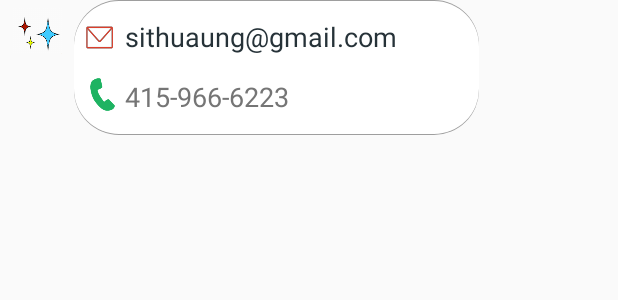
After one commit to ryrency/CMPE277-Team-Zen-ChatBOT, an Android app: the layout contact.xml on its own in the app's theme, with its tools: preview values and no code run, on a phone screen of 412 x 824 dp. The commit adds this screen. Shown: the top 300 px of the screen. Run offline under Robolectric (Android 15) with nearby library versions, the phone set to English and light mode, and no system bars; network calls fail.

Commit message:
created new view for Instructor contact that gives email address and phn no both

```diff
--- a/app/src/main/java/edu/sjsu/zen/models/Category.java
+++ b/app/src/main/java/edu/sjsu/zen/models/Category.java
@@ -14,13 +14,13 @@ public enum Category {
             Suggestion.INSTRUCTOR_OFFICE_LOCATION,Suggestion.INSTRUCTOR_NAME)),
     INSTRUCTOR_NAME(5, Arrays.asList(Suggestion.INSTRUCTOR_EMAIL,Suggestion.INSTRUCTOR_PHONE_NO,
             Suggestion.INSTRUCTOR_OFFICE_HOURS,Suggestion.INSTRUCTOR_OFFICE_LOCATION)),
-    INSTRUCTOR_CONTACT(3, Arrays.asList(Suggestion.INSTRUCTOR_NAME,Suggestion.INSTRUCTOR_PHONE_NO,
+    INSTRUCTOR_CONTACT(3, Arrays.asList(Suggestion.EMAIL_INSTRUCTOR,Suggestion.INSTRUCTOR_NAME,Suggestion.INSTRUCTOR_PHONE_NO,
             Suggestion.INSTRUCTOR_OFFICE_HOURS,Suggestion.INSTRUCTOR_OFFICE_LOCATION)),
     INSTRUCTOR_PHONE_NO(8, Arrays.asList(Suggestion.INSTRUCTOR_NAME,Suggestion.INSTRUCTOR_EMAIL,
             Suggestion.INSTRUCTOR_OFFICE_HOURS,Suggestion.INSTRUCTOR_OFFICE_LOCATION)),
-    INSTRUCTOR_OFFICE_LOCATION(7, Arrays.asList(Suggestion.INSTRUCTOR_EMAIL,Suggestion.INSTRUCTOR_PHONE_NO,
+    INSTRUCTOR_OFFICE_LOCATION(7, Arrays.asList(Suggestion.INSTRUCTOR_CONTACT,
             Suggestion.INSTRUCTOR_NAME, Suggestion.INSTRUCTOR_OFFICE_HOURS)),
-    INSTRUCTOR_OFFICE_HOURS(6, Arrays.asList(Suggestion.INSTRUCTOR_EMAIL,Suggestion.INSTRUCTOR_PHONE_NO,
+    INSTRUCTOR_OFFICE_HOURS(6, Arrays.asList(Suggestion.INSTRUCTOR_CONTACT,
             Suggestion.INSTRUCTOR_OFFICE_LOCATION)),
     COURSE_NAME(9,Arrays.asList(Suggestion.COURSE_PRE_REQUIREMENTS,
             Suggestion.CLASS_TIMINGS,Suggestion.CLASS_LOCATION,Suggestion.INSTRUCTOR_NAME,
--- /dev/null
+++ b/app/src/main/res/layout/contact.xml
@@ -0,0 +1,82 @@
+<?xml version="1.0" encoding="utf-8"?>
+<android.support.constraint.ConstraintLayout xmlns:android="http://schemas.android.com/apk/res/android"
+    android:layout_width="wrap_content"
+    android:layout_height="wrap_content"
+    xmlns:app="http://schemas.android.com/apk/res-auto"
+    >
+
+    <TextView
+        android:id="@+id/rounded_view"
+        android:layout_width="270dp"
+        android:layout_height="90dp"
+        android:layout_marginStart="8dp"
+        android:background="@drawable/button_back"
+        app:layout_constraintLeft_toRightOf="@id/chatbot_imageView"
+        app:layout_constraintTop_toTopOf="parent"
+        android:padding="16dp"/>
+
+    <ImageView
+        android:id="@+id/chatbot_imageView"
+        android:layout_width="33dp"
+        android:layout_height="41dp"
+        android:layout_marginStart="8dp"
+        android:src="@drawable/star"
+        app:layout_constraintLeft_toLeftOf="parent"
+        app:layout_constraintTop_toTopOf="parent"/>
+
+    <ImageView
+        android:id="@+id/email_icon"
+        android:layout_width="18dp"
+        android:layout_height="18dp"
+        android:layout_marginTop="16dp"
+        android:layout_marginBottom="40dp"
+        android:layout_marginStart="8dp"
+        android:src="@drawable/email_icon"
+        app:layout_constraintLeft_toLeftOf="@id/rounded_view"
+        app:layout_constraintTop_toTopOf="@id/rounded_view"/>
+
+    <TextView
+        android:id="@+id/email_address"
+        android:layout_width="wrap_content"
+        android:layout_height="wrap_content"
+        android:layout_marginEnd="18dp"
+        android:layout_marginStart="8dp"
+        android:text="sithuaung@gmail.com"
+        android:layout_marginTop="12dp"
+        android:textColor="#263238"
+        android:textSize="18dp"
+        app:layout_constraintLeft_toRightOf="@id/email_icon"
+        app:layout_constraintTop_toTopOf="@id/rounded_view"/>
+
+    <ImageView
+        android:id="@+id/phn_icon"
+        android:layout_width="22dp"
+        android:layout_height="22dp"
+        android:layout_marginTop="18dp"
+        android:layout_marginStart="8dp"
+        app:layout_constraintStart_toStartOf="@id/rounded_view"
+        android:src="@drawable/phn_no"
+        app:layout_constraintTop_toBottomOf="@id/email_icon"/>
+
+    <TextView
+        android:id="@+id/phn_no"
+        android:layout_width="wrap_content"
+        android:layout_height="wrap_content"
+        android:text="415-966-6223"
+        android:textColor="@color/darkGrey"
+        android:textSize="18dp"
+        app:layout_constraintStart_toStartOf="@id/email_address"
+        app:layout_constraintTop_toTopOf="@id/phn_icon"/>
+
+    <android.support.v7.widget.RecyclerView
+        android:id="@+id/reyclerview_suggestion_list"
+        android:layout_width="match_parent"
+        android:layout_height="wrap_content"
+        android:layout_marginBottom="8dp"
+        android:layout_marginStart="8dp"
+        android:layout_marginTop="16dp"
+        app:layout_constraintTop_toBottomOf="@+id/rounded_view"
+        app:layout_constraintEnd_toEndOf="parent"
+        app:layout_constraintStart_toStartOf="parent">
+    </android.support.v7.widget.RecyclerView>
+</android.support.constraint.ConstraintLayout>
--- a/app/src/main/res/values/colors.xml
+++ b/app/src/main/res/values/colors.xml
@@ -2,6 +2,7 @@
 <resources>
     <color name="colorPrimary">#019be5</color>
     <color name="colorPrimaryDark">#006db3</color>
+    <color name="link">#3366BB</color>
     <color name="colorAccent">#A6DE55</color>
     <color name="myBackground">#e0f7fa</color>
     <color name="userBackground">#E8E9ED</color>
```
Also changed, not shown: app/src/main/java/edu/sjsu/zen/adapter/MessageAdapter.java (+62 -30 lines), app/src/main/java/edu/sjsu/zen/models/MessageResponse.java (+9 -5 lines), app/src/main/res/drawable-v24/phn_icon.png (added), app/src/main/res/drawable-v24/phn_no.png (added).
